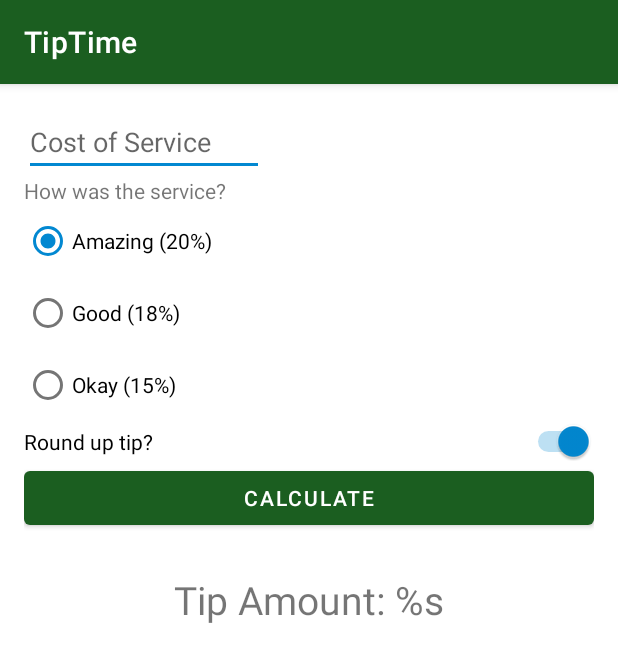
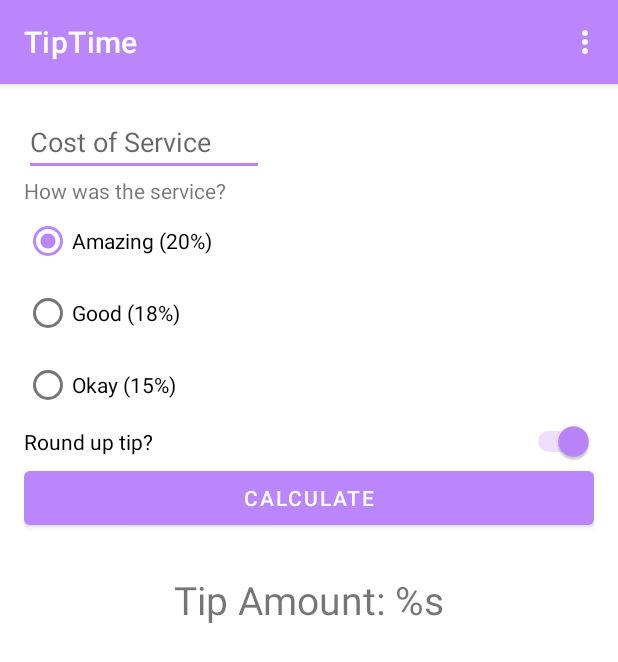
Before and after one commit to gdsduarte/Tip-Calculator, an Android app: the screen it shows after launch (TipCalculatorActivity), on a phone screen of 412 x 824 dp. Shown: the top 662 px of the screen. Run offline under Robolectric (Android 15) with nearby library versions, the phone set to English and light mode, and no system bars.

Commit message:
First Commit

```diff
--- a/app/src/main/AndroidManifest.xml
+++ b/app/src/main/AndroidManifest.xml
@@ -10,7 +10,7 @@
         android:label="@string/app_name"
         android:roundIcon="@mipmap/ic_launcher_round"
         android:supportsRtl="true"
-        android:theme="@style/Theme.TipCalculator"
+        android:theme="@style/Base.Theme.TipCalculator"
         tools:targetApi="31">
         <activity
             android:name=".TipCalculatorActivity"
--- a/app/src/main/java/com/example/tipcalculator/TipCalculatorActivity.kt
+++ b/app/src/main/java/com/example/tipcalculator/TipCalculatorActivity.kt
@@ -1,6 +1,9 @@
 package com.example.tipcalculator
 
 import android.os.Bundle
+import android.view.Menu
+import android.view.MenuInflater
+import android.view.MenuItem
 import androidx.appcompat.app.AppCompatActivity
 import com.example.tipcalculator.databinding.ActivityTipCalculatorBinding
 import java.text.NumberFormat
@@ -13,12 +16,64 @@ class TipCalculatorActivity : AppCompatActivity() {
     override fun onCreate(savedInstanceState: Bundle?) {
         super.onCreate(savedInstanceState)
 
+        // Apply the theme
+        applyTheme()
+
         // Inflate the layout XML file and return a binding object instance
         binding = ActivityTipCalculatorBinding.inflate(layoutInflater)
         setContentView(binding.root)
 
         // Setup a click listener on the calculate button to calculate the tip
         binding.calculateButton.setOnClickListener { calculateTip() }
+    }
+
+    // Create the options menu
+    override fun onCreateOptionsMenu(menu: Menu): Boolean {
+        val inflater: MenuInflater = menuInflater
+        inflater.inflate(R.menu.theme_menu, menu)
+        return true
+    }
+
+    // Respond to menu item clicks by setting the checked state of the item clicked and
+    // setting the app theme accordingly.
+    override fun onOptionsItemSelected(item: MenuItem): Boolean {
+        return when (item.itemId) {
+            R.id.light_theme -> {
+                setThemePreference("Light")
+                true
+            }
+            R.id.dark_theme -> {
+                setThemePreference("Dark")
+                true
+            }
+            R.id.custom_theme -> {
+                setThemePreference("Custom")
+                true
+            }
+            else -> super.onOptionsItemSelected(item)
+        }
+    }
+
+    // Set the app theme based on the user's menu choice and save the choice in
+    // shared preferences so that it persists across app restarts.
+    private fun setThemePreference(theme: String) {
+        val sharedPreferences = getSharedPreferences("AppSettingsPrefs", MODE_PRIVATE)
+        sharedPreferences.edit().putString("Theme", theme).apply()
+        applyTheme()
+        recreate()
+    }
+
+    // Apply the theme stored in shared preferences to the app. If no theme is stored,
+    // set the app theme to the default, light theme.
+    private fun applyTheme() {
+        val sharedPreferences = getSharedPreferences("AppSettingsPrefs", MODE_PRIVATE)
+        val themeChoice = sharedPreferences.getString("Theme", "Light")
+
+        when (themeChoice) {
+            "Light" -> setTheme(R.style.Theme_TipCalculator_Light)
+            "Dark" -> setTheme(R.style.Theme_TipCalculator_Dark)
+            "Custom" -> setTheme(R.style.Theme_TipCalculator_Custom)
+        }
     }
 
     // Calculate the tip and display on the screen
--- /dev/null
+++ b/app/src/main/res/menu/theme_menu.xml
@@ -0,0 +1,11 @@
+<menu xmlns:android="http://schemas.android.com/apk/res/android">
+    <item
+        android:id="@+id/light_theme"
+        android:title="@string/light_theme"/>
+    <item
+        android:id="@+id/dark_theme"
+        android:title="@string/dark_theme"/>
+    <item
+        android:id="@+id/custom_theme"
+        android:title="@string/custom_graphic_theme"/>
+</menu>
--- a/app/src/main/res/values/colors.xml
+++ b/app/src/main/res/values/colors.xml
@@ -1,5 +1,6 @@
 <?xml version="1.0" encoding="utf-8"?>
 <resources>
+    <!-- Existing Colors -->
     <color name="purple_200">#FFBB86FC</color>
     <color name="purple_500">#FF6200EE</color>
     <color name="purple_700">#FF3700B3</color>
@@ -8,10 +9,36 @@
     <color name="black">#FF000000</color>
     <color name="white">#FFFFFFFF</color>
 
+    <!-- Base Theme Colors -->
     <color name="green">#1B5E20</color>
     <color name="green_dark">#003300</color>
     <color name="green_light">#A5D6A7</color>
     <color name="blue">#0288D1</color>
     <color name="blue_dark">#005B9F</color>
     <color name="blue_light">#81D4FA</color>
+
+    <!-- Light Theme Colors -->
+    <color name="light_primary">#FFBB86FC</color>
+    <color name="light_primaryVariant">#FFBB86FC</color>
+    <color name="light_onPrimary">#FFFFFF</color>
+    <color name="light_secondary">#FFBB86FC</color>
+    <color name="light_secondaryVariant">#FF6200EE</color>
+    <color name="light_onSecondary">#000000</color>
+
+    <!-- Dark Theme Colors -->
+    <color name="dark_primary">#000000</color>
+    <color name="dark_primaryVariant">#121212</color>
+    <color name="dark_onPrimary">#FFFFFF</color>
+    <color name="dark_secondary">#FF03DAC5</color>
+    <color name="dark_secondaryVariant">#FF018786</color>
+    <color name="dark_onSecondary">#FFFFFF</color>
+
+    <!-- Custom Graphic Theme Colors -->
+    <color name="custom_primary">#FF0000</color>
+    <color name="custom_primaryVariant">#FF0000</color>
+    <color name="custom_onPrimary">#FFFFFF</color>
+    <color name="custom_secondary">#FF0000</color>
+    <color name="custom_secondaryVariant">#FF0000</color>
+    <color name="custom_onSecondary">#FFFFFF</color>
+
 </resources>
--- a/app/src/main/res/values/strings.xml
+++ b/app/src/main/res/values/strings.xml
@@ -14,4 +14,7 @@
     <string name="email_icon">email icon</string>
     <string name="tip_calculator">Tip Calculator</string>
     <string name="tip_time">Tip Time</string>
+    <string name="light_theme">Light Theme</string>
+    <string name="dark_theme">Dark Theme</string>
+    <string name="custom_graphic_theme">Custom Theme</string>
 </resources>
--- a/app/src/main/res/values/themes.xml
+++ b/app/src/main/res/values/themes.xml
@@ -14,5 +14,33 @@
         <!-- Customize your theme here. -->
     </style>
 
-    <style name="Theme.TipCalculator" parent="Base.Theme.TipCalculator" />
+    <!-- Light Theme -->
+    <style name="Theme.TipCalculator.Light" parent="Base.Theme.TipCalculator">
+        <item name="colorPrimary">@color/light_primary</item>
+        <item name="colorPrimaryVariant">@color/light_primaryVariant</item>
+        <item name="colorOnPrimary">@color/light_onPrimary</item>
+        <item name="colorSecondary">@color/light_secondary</item>
+        <item name="colorSecondaryVariant">@color/light_secondaryVariant</item>
+        <item name="colorOnSecondary">@color/light_onSecondary</item>
+    </style>
+
+    <!-- Dark Theme -->
+    <style name="Theme.TipCalculator.Dark" parent="Base.Theme.TipCalculator">
+        <item name="colorPrimary">@color/dark_primary</item>
+        <item name="colorPrimaryVariant">@color/dark_primaryVariant</item>
+        <item name="colorOnPrimary">@color/dark_onPrimary</item>
+        <item name="colorSecondary">@color/dark_secondary</item>
+        <item name="colorSecondaryVariant">@color/dark_secondaryVariant</item>
+        <item name="colorOnSecondary">@color/dark_onSecondary</item>
+    </style>
+
+    <!-- Custom Graphic Theme -->
+    <style name="Theme.TipCalculator.Custom" parent="Base.Theme.TipCalculator">
+        <item name="colorPrimary">@color/custom_primary</item>
+        <item name="colorPrimaryVariant">@color/custom_primaryVariant</item>
+        <item name="colorOnPrimary">@color/custom_onPrimary</item>
+        <item name="colorSecondary">@color/custom_secondary</item>
+        <item name="colorSecondaryVariant">@color/custom_secondaryVariant</item>
+        <item name="colorOnSecondary">@color/custom_onSecondary</item>
+    </style>
 </resources>
```
Also changed, not shown: app/src/main/res/layout/activity_main.xml (deleted, +0 -34 lines).
